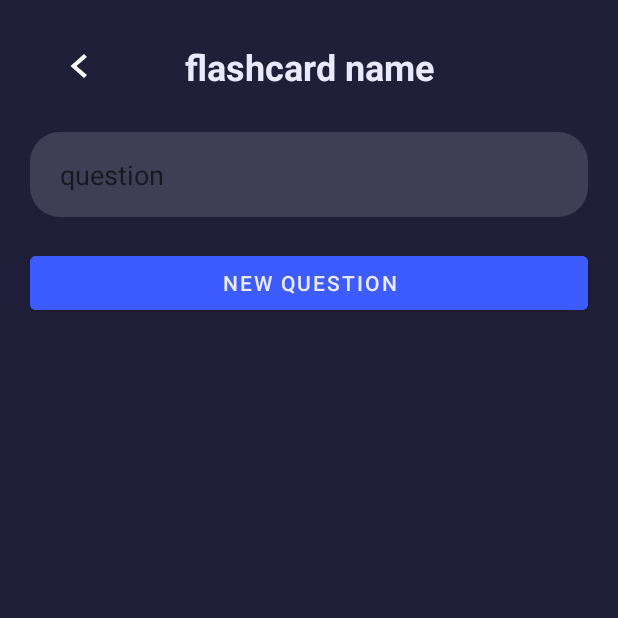
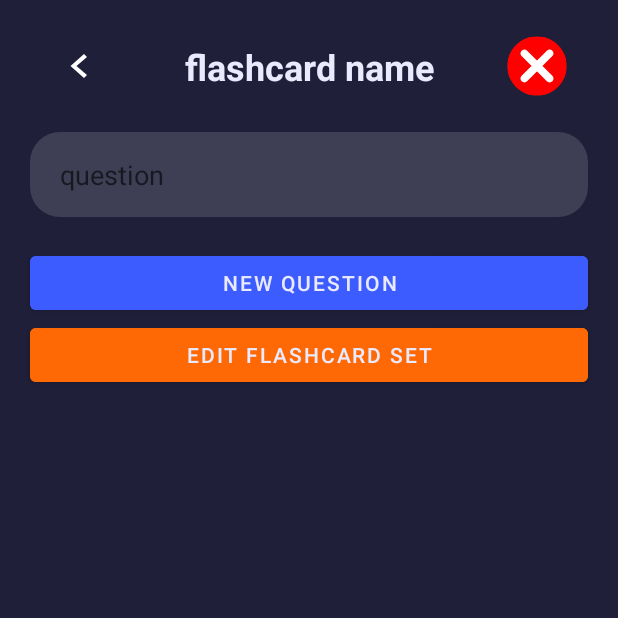
Before and after one commit to JunSayke/Scholar-Me-App, an Android app: the fragment FlashcardQuestionCreatorFragment shown on its own in the app's theme, on a phone screen of 412 x 824 dp, the top half of it. Run offline under Robolectric (Android 15) with nearby library versions, the phone set to English and light mode, and no system bars; 4 statements that could not run were skipped.

Commit message:
[Hunyo] Additional(Client) : CRUD Flashcard Set, CRD Flashcard, CR Flashcard Choice, Added simple almost real time data reflection (WIP). Walay pay QUIZ.

```diff
--- a/Client/app/src/main/java/com/example/solutionsproject/adapter/DiscussionCommentListRecyclerViewAdapter.java
+++ b/Client/app/src/main/java/com/example/solutionsproject/adapter/DiscussionCommentListRecyclerViewAdapter.java
@@ -50,7 +50,6 @@ public class DiscussionCommentListRecyclerViewAdapter extends RecyclerView.Adapt
 
     public void addData(CommentGson newData) {
         this.commentGsonList.add(newData); // Add newData at the beginning of the list
-        Log.e("DiscussionCommentListRecyclerViewAdapter", "addData: " + commentGsonList.size());
         notifyItemInserted(commentGsonList.size() - 1); // Notify the adapter that an item has been inserted at the beginning
         notifyDataSetChanged(); // Notify the adapter that the data set has changed
     }
--- a/Client/app/src/main/java/com/example/solutionsproject/adapter/FlashcardChoiceListRecyclerViewAdapter.java
+++ b/Client/app/src/main/java/com/example/solutionsproject/adapter/FlashcardChoiceListRecyclerViewAdapter.java
@@ -38,7 +38,9 @@ public class FlashcardChoiceListRecyclerViewAdapter extends RecyclerView.Adapter
     public void onBindViewHolder(@NonNull FlashcardChoiceListRecyclerViewAdapter.ViewHolder holder, int position) {
         FlashcardChoiceGson model = flashcardChoiceGsonList.get(position);
         holder.txtChoice.setText(model.getChoice());
-//        holder.cbIsCorrect
+        if (!model.isAnswer()) {
+            holder.cbIsCorrect.setVisibility(View.GONE);
+        }
     }
 
     @Override
--- a/Client/app/src/main/java/com/example/solutionsproject/adapter/UserFlashcardSetListRecyclerViewAdapter.java
+++ b/Client/app/src/main/java/com/example/solutionsproject/adapter/UserFlashcardSetListRecyclerViewAdapter.java
@@ -1,6 +1,7 @@
 package com.example.solutionsproject.adapter;
 
 import android.content.Context;
+import android.util.Log;
 import android.view.LayoutInflater;
 import android.view.View;
 import android.view.ViewGroup;
@@ -11,6 +12,7 @@ import androidx.annotation.NonNull;
 import androidx.recyclerview.widget.RecyclerView;
 
 import com.example.solutionsproject.R;
+import com.example.solutionsproject.model.gson.data.CommentGson;
 import com.example.solutionsproject.model.gson.data.FlashcardSetGson;
 import com.example.solutionsproject.model.gson.data.FlashcardSetGson;
 
--- a/Client/app/src/main/java/com/example/solutionsproject/fragments/home/FlashcardQuestionCreatorFragment.java
+++ b/Client/app/src/main/java/com/example/solutionsproject/fragments/home/FlashcardQuestionCreatorFragment.java
@@ -50,6 +50,8 @@ public class FlashcardQuestionCreatorFragment extends Fragment {
         FlashcardQuestionCreatorFragmentArgs args = FlashcardQuestionCreatorFragmentArgs.fromBundle(getArguments());
         FlashcardSetGson flashcardSet = args.getFlashcardSet();
 
+        binding.fqcTvTitle.setText(flashcardSet.getTitle());
+
         mainFacade.getFlashcardSetFlashcards(new ScholarMeServer.ResponseListener<List<FlashcardGson>>() {
             @Override
             public void onSuccess(List<FlashcardGson> data) {
@@ -73,7 +75,7 @@ public class FlashcardQuestionCreatorFragment extends Fragment {
             }
         }, flashcardSet.getFlashcardSetId());
 
-        binding.fqcBtnFlashcard.setOnClickListener(v -> {
+        binding.fqcBtnNewFlashcard.setOnClickListener(v -> {
             mainFacade.createFlashcard(new ScholarMeServer.ResponseListener<>() {
                 @Override
                 public void onSuccess(GsonData data) {
@@ -87,7 +89,30 @@ public class FlashcardQuestionCreatorFragment extends Fragment {
             }, flashcardSet.getFlashcardSetId(), binding.fqcEttQuestion.getText().toString());
         });
 
-        initActions();
+        binding.fqcBtnDelete.setOnClickListener(v -> {
+            mainFacade.deleteFlashcardSet(new ScholarMeServer.ResponseListener<>() {
+                @Override
+                public void onSuccess(GsonData data) {
+                    mainFacade.makeToast("Flashcard set deleted!", Toast.LENGTH_SHORT);
+                    mainFacade.getHomeNavController().navigate(R.id.action_flashcardQuestionCreatorFragment_to_homeFragment);
+                }
+
+                @Override
+                public void onFailure(String message) {
+                    mainFacade.makeToast(message, Toast.LENGTH_SHORT);
+                }
+            }, flashcardSet.getFlashcardSetId());
+        });
+
+        binding.fqcBtnEditFlashcard.setOnClickListener(v -> {
+            mainFacade.popupEditFlashcardSet(binding.getRoot(), flashcardSet.getFlashcardSetId());
+        });
+
+        binding.fqcBtnBack.setOnClickListener(v ->{
+            mainFacade.getHomeNavController().navigate(R.id.action_flashcardQuestionCreatorFragment_to_homeFragment);
+        });
+
+
     }
 
     @Override
@@ -95,10 +120,4 @@ public class FlashcardQuestionCreatorFragment extends Fragment {
         super.onDestroyView();
         binding = null;
     }
-
-    private void initActions(){
-        binding.fqcBtnBack.setOnClickListener(v ->{
-            mainFacade.getHomeNavController().navigate(R.id.action_flashcardQuestionCreatorFragment_to_homeFragment);
-        });
-    }
 }
--- a/Client/app/src/main/java/com/example/solutionsproject/model/gson/data/CommentGson.java
+++ b/Client/app/src/main/java/com/example/solutionsproject/model/gson/data/CommentGson.java
@@ -1,6 +1,4 @@
 package com.example.solutionsproject.model.gson.data;
-
-import com.google.gson.annotations.SerializedName;
 
 import lombok.Getter;
 
--- a/Client/app/src/main/res/layout/fragment_flashcard_question_creator.xml
+++ b/Client/app/src/main/res/layout/fragment_flashcard_question_creator.xml
@@ -14,6 +14,17 @@
         android:layout_width="match_parent"
         android:layout_height="wrap_content"
         android:paddingVertical="20dp">
+
+        <ImageButton
+            android:id="@+id/fqc_btn_delete"
+            android:layout_width="48dp"
+            android:layout_height="48dp"
+            android:layout_marginEnd="30dp"
+            android:background="@drawable/vector_wrong_mark"
+            android:contentDescription="delete"
+            app:layout_constraintBottom_toBottomOf="parent"
+            app:layout_constraintEnd_toEndOf="parent"
+            app:layout_constraintTop_toTopOf="parent" />
 
         <ImageButton
             android:id="@+id/fqc_btn_back"
@@ -62,13 +73,22 @@
             android:textColor="@color/primary_text_color" />
 
         <Button
-            android:id="@+id/fqc_btn_flashcard"
+            android:id="@+id/fqc_btn_new_flashcard"
             android:layout_width="match_parent"
             android:layout_height="wrap_content"
             android:layout_marginHorizontal="20dp"
             android:layout_marginTop="20dp"
             android:backgroundTint="@color/primary_color"
             android:text="New Question"
+            android:textColor="@color/primary_text_color" />
+
+        <Button
+            android:id="@+id/fqc_btn_edit_flashcard"
+            android:layout_width="match_parent"
+            android:layout_height="wrap_content"
+            android:layout_marginHorizontal="20dp"
+            android:backgroundTint="@color/progress_bar_end"
+            android:text="Edit Flashcard Set"
             android:textColor="@color/primary_text_color" />
 
     </LinearLayout>
--- a/Client/app/src/main/res/layout/popup_create_flashcardset.xml
+++ b/Client/app/src/main/res/layout/popup_flashcardset_form.xml
@@ -122,11 +122,11 @@
 					android:text="Close"
 					android:textColor="@color/primary_text_color"
 					app:layout_constraintBottom_toBottomOf="parent"
-					app:layout_constraintEnd_toStartOf="@+id/popup_flashcardset_btn_create"
+					app:layout_constraintEnd_toStartOf="@+id/popup_flashcardset_btn_submit"
 					app:layout_constraintStart_toStartOf="parent" />
 
 				<Button
-					android:id="@+id/popup_flashcardset_btn_create"
+					android:id="@+id/popup_flashcardset_btn_submit"
 					android:layout_width="wrap_content"
 					android:layout_height="wrap_content"
 					android:layout_marginStart="5dp"
--- a/Client/app/src/main/res/navigation/home_nav_graph.xml
+++ b/Client/app/src/main/res/navigation/home_nav_graph.xml
@@ -41,5 +41,10 @@
         <action
             android:id="@+id/action_homeFragment_to_flashcardQuestionCreatorFragment"
             app:destination="@id/flashcardQuestionCreatorFragment" />
+        <action
+            android:id="@+id/action_homeFragment_self"
+            app:destination="@id/homeFragment"
+            app:popUpTo="@id/homeFragment"
+            app:popUpToInclusive="true" />
     </fragment>
 </navigation>
--- a/Server/src/main/java/org/example/handler/DeleteUserNotification.java
+++ b/Server/src/main/java/org/example/handler/DeleteUserNotification.java
@@ -33,7 +33,7 @@ public class DeleteUserNotification implements Route {
             }
 
             try (Connection conn = MySQLConnection.getConnection();
-                 PreparedStatement stmt = conn.prepareStatement("DELETE FROM tblusernotification WHERE notificationid = ?")) {
+                 PreparedStatement stmt = conn.prepareStatement("DELETE FROM tblnotification WHERE notificationid = ?")) {
                 stmt.setInt(1, Integer.parseInt(req.queryParams("notificationId")));
 
                 if (stmt.executeUpdate() == 0) {
--- a/Server/src/main/java/org/example/handler/flashcardset/DeleteFlashcardSetHandler.java
+++ b/Server/src/main/java/org/example/handler/flashcardset/DeleteFlashcardSetHandler.java
@@ -34,6 +34,7 @@ public class DeleteFlashcardSetHandler implements Route {
             try (Connection conn = MySQLConnection.getConnection();
                  PreparedStatement stmt = conn.prepareStatement("DELETE FROM tblflashcardset WHERE flashcardsetid = ? AND userid = ?")) {
                 stmt.setInt(1, Integer.parseInt(req.queryParams("flashcardSetId")));
+                stmt.setInt(2, req.attribute("userId"));
                 int affectedRows = stmt.executeUpdate();
 
                 if (affectedRows == 0) {
@@ -43,8 +44,10 @@ public class DeleteFlashcardSetHandler implements Route {
                 return GsonData.objectToJson(new ResponseGson<>(true, "Flashcard set deleted"));
             }
         } catch (InvalidFieldException e) {
+            e.printStackTrace();
             halt(e.getStatusCode(), GsonData.objectToJson(ResponseGson.builder().status(false).message(e.getMessage()).build()));
         } catch (Exception e) {
+            e.printStackTrace();
             halt(500, GsonData.objectToJson(ResponseGson.builder().status(false).message("Something went wrong in the server").build()));
         }
         return null;
--- a/Server/src/main/java/org/example/handler/flashcardset/EditFlashcardSetHandler.java
+++ b/Server/src/main/java/org/example/handler/flashcardset/EditFlashcardSetHandler.java
@@ -25,7 +25,7 @@ public class EditFlashcardSetHandler implements Route {
             Controller.validateAccessToken(req);
 
             // Check if any required field is missing
-            Controller.validateParams(req, "flashcardSetId", "title", "description");
+            Controller.validateParams(req, "flashcardSetId");
 
             if (req.queryParams("flashcardSetId").isEmpty()) {
                 throw new InvalidFieldException(400, "Flashcard set ID is required");
```
Also changed, not shown: Client/app/build.gradle.kts (+7 -7 lines), Client/app/src/main/java/com/example/solutionsproject/classes/general/MainFacade.java (+63 -17 lines), Client/app/src/main/java/com/example/solutionsproject/classes/general/ScholarMeServer.java (+14 -0 lines), Client/app/src/main/java/com/example/solutionsproject/classes/retrofit/RetrofitService.java (+14 -0 lines), Client/app/src/main/java/com/example/solutionsproject/fragments/home/FlashcardChoiceCreatorFragment.java (+23 -10 lines), Client/app/src/main/java/com/example/solutionsproject/fragments/homepage/HomeFragment.java (+17 -13 lines), Client/app/src/main/res/layout/fragment_flashcard_choice_creator.xml (+22 -1 lines), Client/gradle/libs.versions.toml (+8 -0 lines).
